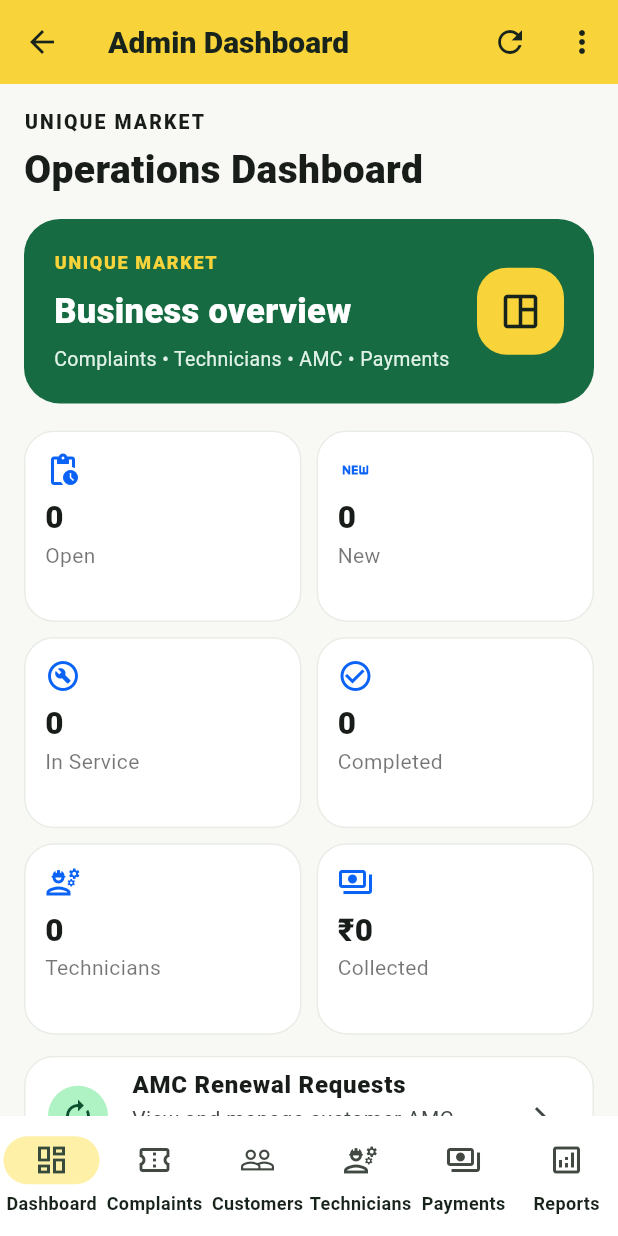
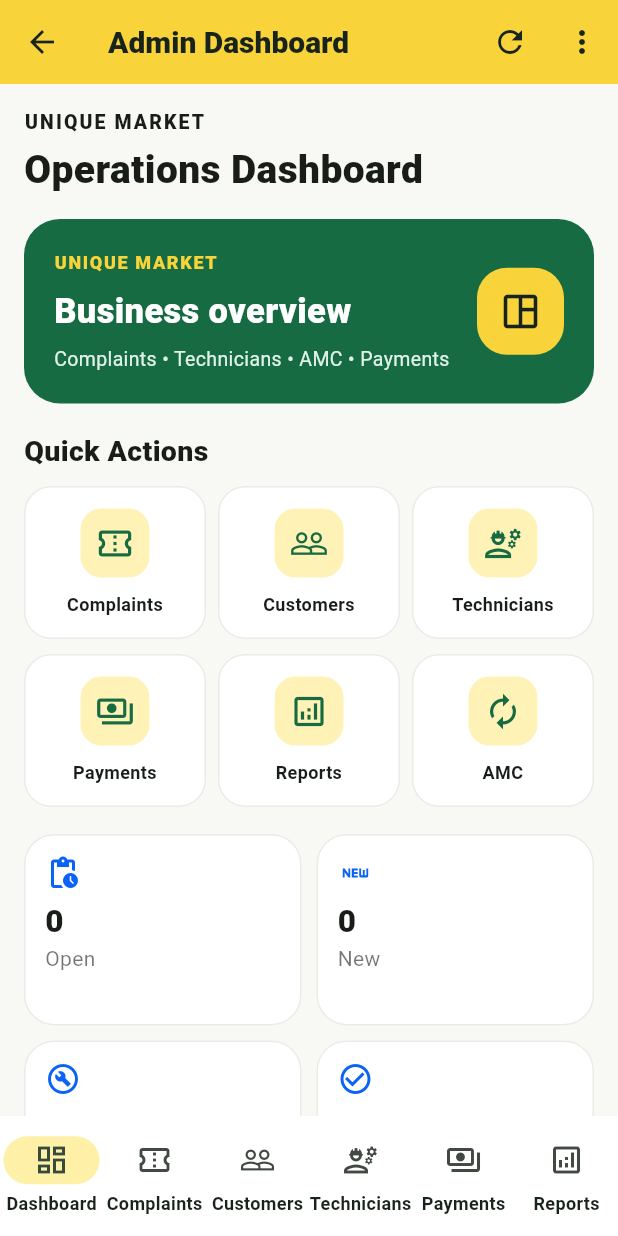
Before and after one commit to soham855/unique-market-service, a Flutter app: the AdminHomePage screen opened directly, on a phone screen of 412 x 824 dp. Run offline on Flutter 3.47's test engine with Material 3 defaults, Android fonts, the light colour scheme and no system bars; our stand-ins replace firebase_core, firebase_messaging, flutter_local_notifications, geolocator, image_picker, printing and 3 more; missing offline and left inert: flutter_background_geofencing; accounts and stored records are empty.

Commit message:
feat(ui): add working dashboard shortcuts to admin_main.dart

```diff
--- a/flutter_app/lib/admin_main.dart
+++ b/flutter_app/lib/admin_main.dart
@@ -1,6 +1,7 @@
 import 'dart:async';
 import 'package:flutter/material.dart';
 import 'theme/instant_theme.dart';
+import 'theme/instant_quick_action.dart';
 import 'theme/instant_dashboard_banner.dart';
 import 'package:supabase_flutter/supabase_flutter.dart';
 import 'package:shared_preferences/shared_preferences.dart';
@@ -115,6 +116,24 @@
     body:loading?const Center(child:CircularProgressIndicator()):RefreshIndicator(onRefresh:load,child:ListView(padding:const EdgeInsets.all(16),children:[
       const Text('UNIQUE MARKET',style:TextStyle(fontSize:13,fontWeight:FontWeight.w800,letterSpacing:1.4)),const SizedBox(height:4),const Text('Operations Dashboard',style:TextStyle(fontSize:26,fontWeight:FontWeight.w900)),
       const SizedBox(height:14),const InstantDashboardBanner(eyebrow:'UNIQUE MARKET',title:'Business overview',subtitle:'Complaints • Technicians • AMC • Payments',icon:Icons.space_dashboard_outlined),
+      const SizedBox(height:18),
+      const Text('Quick Actions',style:TextStyle(fontSize:19,fontWeight:FontWeight.w900)),
+      const SizedBox(height:10),
+      Row(children:[
+        Expanded(child:InstantQuickAction(icon:Icons.confirmation_num_outlined,label:'Complaints',onTap:()=>Navigator.push(context,MaterialPageRoute(builder:(_)=>ComplaintsPage(service:service))).then((_){load();}))),
+        const SizedBox(width:8),
+        Expanded(child:InstantQuickAction(icon:Icons.people_outline,label:'Customers',onTap:()=>Navigator.push(context,MaterialPageRoute(builder:(_)=>CustomersPage(service:service))))),
+        const SizedBox(width:8),
+        Expanded(child:InstantQuickAction(icon:Icons.engineering_outlined,label:'Technicians',onTap:()=>Navigator.push(context,MaterialPageRoute(builder:(_)=>TechniciansPage(service:service))))),
+      ]),
+      const SizedBox(height:10),
+      Row(children:[
+        Expanded(child:InstantQuickAction(icon:Icons.payments_outlined,label:'Payments',onTap:()=>Navigator.push(context,MaterialPageRoute(builder:(_)=>PaymentsPage(service:service))))),
+        const SizedBox(width:8),
+        Expanded(child:InstantQuickAction(icon:Icons.analytics_outlined,label:'Reports',onTap:()=>Navigator.push(context,MaterialPageRoute(builder:(_)=>ReportsPage(service:service))))),
+        const SizedBox(width:8),
+        Expanded(child:InstantQuickAction(icon:Icons.autorenew_outlined,label:'AMC',onTap:()=>Navigator.push(context,MaterialPageRoute(builder:(_)=>const AdminAmcRenewalsPage())).then((_){load();}))),
+      ]),
       const SizedBox(height:18),_grid(),
       const SizedBox(height:14),
       Card(child:ListTile(leading:const CircleAvatar(child:Icon(Icons.autorenew)),title:const Text('AMC Renewal Requests',style:TextStyle(fontWeight:FontWeight.w800)),subtitle:const Text('View and manage customer AMC renewals'),trailing:const Icon(Icons.chevron_right),onTap:()=>Navigator.push(context,MaterialPageRoute(builder:(_)=>const AdminAmcRenewalsPage())).then((_){load();}))),
```
